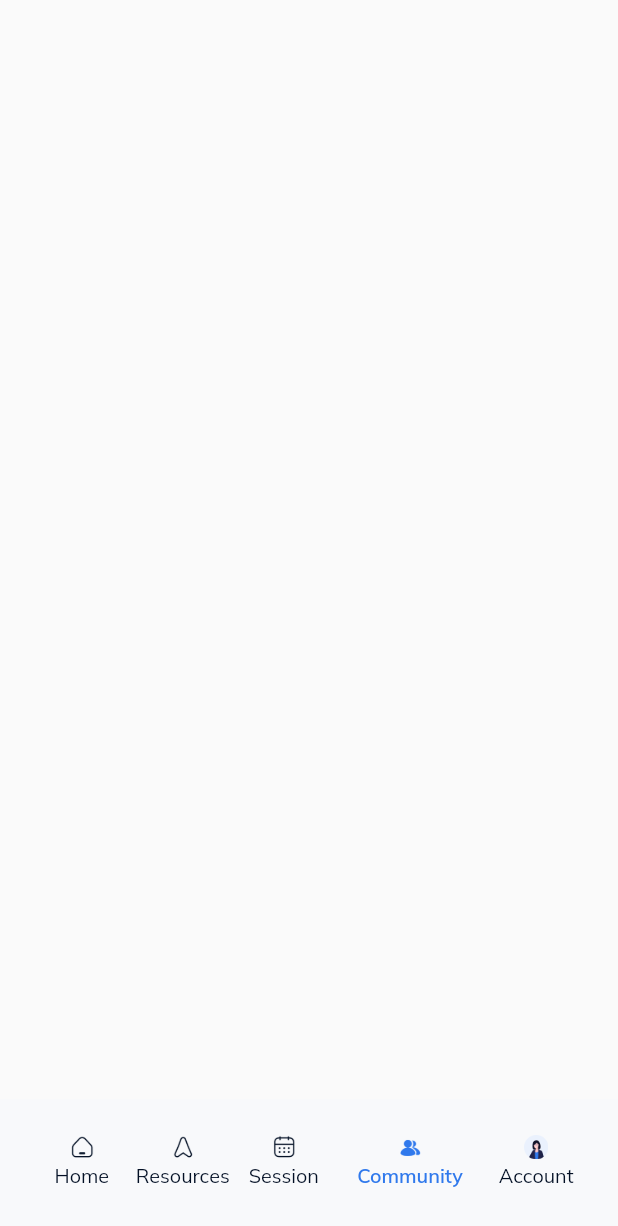
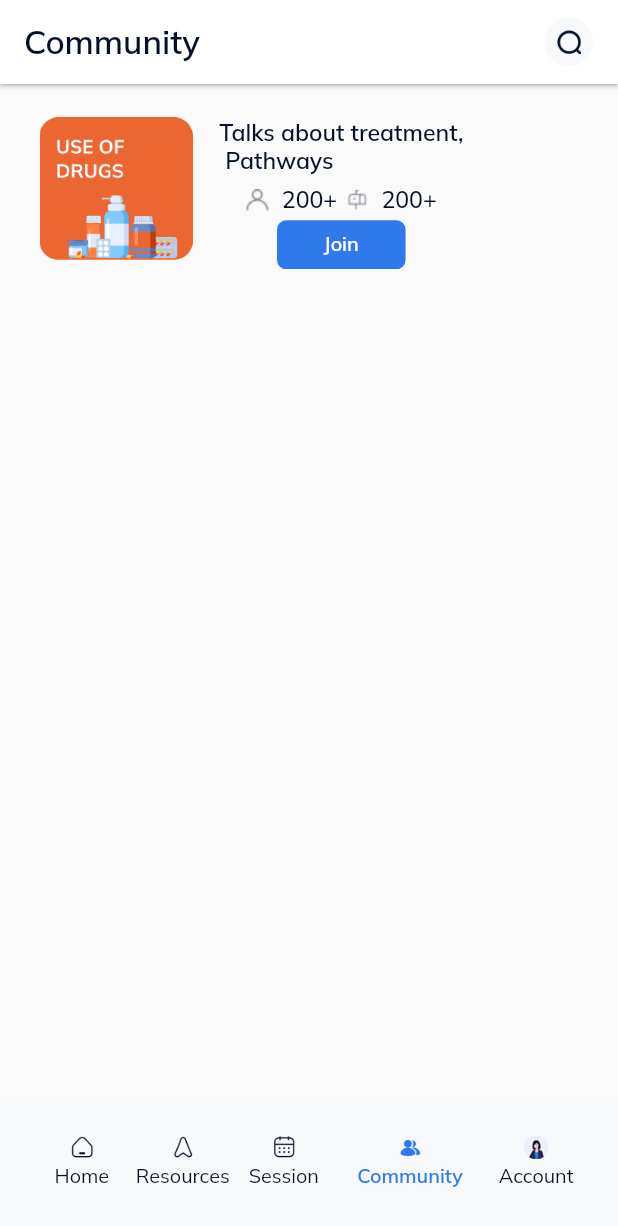
Before and after one commit to gboliknow/Faramove_test, a Flutter app: the screen it shows after launch, item 4 of the bottom bar chosen, on a phone screen of 412 x 824 dp. Shown: the top 1226 px of the screen. Run offline on Flutter 3.47's test engine with Material 2 defaults, Android fonts, the phone set to English and light mode, and no system bars; our stand-ins replace flutter_screenutil, google_fonts, hexcolor.

Commit message:
added community card

```diff
--- a/lib/components/constants/app_images.dart
+++ b/lib/components/constants/app_images.dart
@@ -14,4 +14,8 @@ class AppImages {
   static String headset = 'assets/images/headset.png';
   static String openbook = 'assets/images/openbook.png';
   static String sethoscope = 'assets/images/sethoscope.png';
+  static String letterbox = 'assets/images/letterbox.png';
+  static String person = 'assets/images/person.png';
+  static String useofdrug = 'assets/images/useofdrug.png';
+  static String search = 'assets/images/search.png';
 }
--- /dev/null
+++ b/lib/components/widget/communitycard.dart
@@ -0,0 +1,109 @@
+
+import 'package:faramove_test/components/components.dart';
+
+class CommunityCard extends StatelessWidget {
+  const CommunityCard({
+    super.key,
+  });
+
+  @override
+  Widget build(BuildContext context) {
+    return Padding(
+      padding: EdgeInsets.symmetric(horizontal: 20.w),
+      child: Row(
+        children: [
+          Image.asset(
+            AppImages.useofdrug,
+            height: 100.h,
+            width: 101.w,
+          ),
+          SizedBox(
+            width: 12.w,
+          ),
+          Column(
+            children: <Widget>[
+              AppText(
+                fontSize: 14.sp,
+                height: 17 / 14,
+                text: 'Talks about treatment,\n Pathways',
+                fontWeight: FontWeight.w600,
+                color: AppColors.wellnessBlack,
+              ),
+              SizedBox(
+                height: 7.h,
+              ),
+              Row(
+                children: <Widget>[
+                  TextAndIcon(
+                    image: AppImages.person,
+                    text: '200+',
+                  ),
+                  SizedBox(
+                    width: 5.w,
+                  ),
+                  TextAndIcon(
+                    image: AppImages.letterbox,
+                    text: '200+',
+                  ),
+                ],
+              ),
+              SizedBox(
+                height: 4.h,
+              ),
+              Row(
+                children: <Widget>[
+                  Container(
+                    height: 32.h,
+                    width: 78.w,
+                    decoration: BoxDecoration(
+                        borderRadius: BorderRadius.circular(6.r),
+                        color: AppColors.primaryBlue),
+                    alignment: Alignment.center,
+                    child: AppText(
+                      fontSize: 12.sp,
+                      text: 'Join',
+                      fontWeight: FontWeight.w600,
+                      color: AppColors.white,
+                    ),
+                  ),
+                ],
+              )
+            ],
+          )
+        ],
+      ),
+    );
+  }
+}
+
+class TextAndIcon extends StatelessWidget {
+  const TextAndIcon({
+    super.key,
+    required this.image,
+    required this.text,
+  });
+  final String image;
+  final String text;
+  @override
+  Widget build(BuildContext context) {
+    return Row(
+      mainAxisSize: MainAxisSize.min,
+      children: <Widget>[
+        Image.asset(
+          image,
+          height: 15.r,
+          width: 15.r,
+        ),
+        SizedBox(
+          width: 8.w,
+        ),
+        AppText(
+          fontSize: 14.sp,
+          text: text,
+          fontWeight: FontWeight.w500,
+          color: AppColors.wellnessBlack,
+        ),
+      ],
+    );
+  }
+}
--- /dev/null
+++ b/lib/screens/community_page.dart
@@ -0,0 +1,47 @@
+import 'package:faramove_test/components/components.dart';
+import 'package:faramove_test/components/widget/communitycard.dart';
+
+class CommunityPage extends StatelessWidget {
+  const CommunityPage({super.key});
+
+  @override
+  Widget build(BuildContext context) {
+    return Scaffold(
+      appBar: AppBar(
+        backgroundColor: AppColors.white,
+        elevation: 1,
+        title: AppText(
+          fontSize: 20.sp,
+          text: 'Community',
+          fontWeight: FontWeight.w600,
+          color: AppColors.wellnessBlack,
+        ),
+        actions: <Widget>[
+          Container(
+            width: 32.r,
+            height: 32.r,
+            decoration: BoxDecoration(
+              shape: BoxShape.circle,
+              color: AppColors.backgroundColor,
+            ),
+            child: Padding(
+              padding: const EdgeInsets.all(8.0),
+              child: Image.asset(AppImages.search),
+            ),
+          ),
+          SizedBox(
+            width: 15.w,
+          )
+        ],
+      ),
+      body: Column(
+        children: <Widget>[
+          SizedBox(
+            height: 22.h,
+          ),
+          const CommunityCard()
+        ],
+      ),
+    );
+  }
+}
--- a/lib/screens/main_home.dart
+++ b/lib/screens/main_home.dart
@@ -1,5 +1,6 @@
 import 'package:faramove_test/components/constants/app_images.dart';
 import 'package:faramove_test/components/widget/bottomnav_icon.dart';
+import 'package:faramove_test/screens/community_page.dart';
 import 'package:faramove_test/screens/home_page.dart';
 import 'package:faramove_test/theme/app_colors.dart';
 import 'package:flutter/material.dart';
@@ -42,7 +43,7 @@ class _MainHomeState extends State<MainHome>
           const HomePage(),
           Container(),
           Container(),
-          Container(),
+          const CommunityPage(),
           Container(),
         ],
       ),
```
Also changed, not shown: assets/images/letterbox.png (added), assets/images/person.png (added), assets/images/search.png (added), assets/images/useofdrug.png (added). Lines whose indentation alone changed are shown as unchanged.
